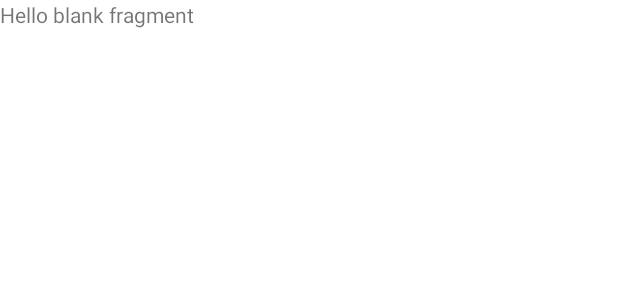
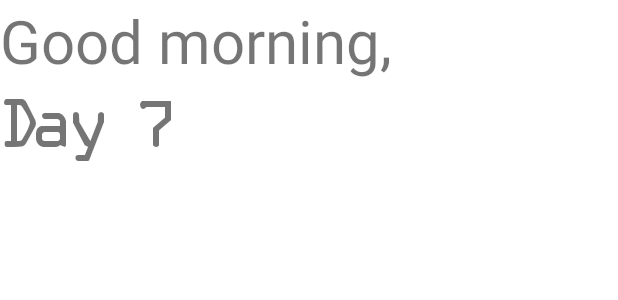
Before and after one commit to ShashankMangal/Virya, an Android app: the layout fragment_home.xml on its own in the app's theme, with its tools: preview values and no code run, on a phone screen of 412 x 824 dp. Shown: the top 300 px of the screen. Run offline under Robolectric (Android 15) with nearby library versions, the phone set to English and light mode, and no system bars.

Commit message:
greetings and day in home fragment

```diff
--- a/app/src/main/java/com/scammer101/Virya/Screens/MainScreen.kt
+++ b/app/src/main/java/com/scammer101/Virya/Screens/MainScreen.kt
@@ -20,10 +20,8 @@ class MainScreen : AppCompatActivity() {
         super.onCreate(savedInstanceState)
         binding = ActivityMainScreenBinding.inflate(layoutInflater)
         setContentView(binding.root)
-
         init()
         setListeners()
-
     }
 
 
@@ -31,7 +29,7 @@ class MainScreen : AppCompatActivity() {
 
         setStatusBarColor(Color.parseColor("#EAFDDD"))
         binding.bottomNavigation.setItemSelected(R.id.home)
-        //firstReplacementFragment()
+        firstReplacementFragment(HomeFragment())
         binding.bottomNavigation.showBadge(R.id.home)
         binding.bottomNavigation.showBadge(R.id.goals, 10)
     }
--- a/app/src/main/res/layout/fragment_home.xml
+++ b/app/src/main/res/layout/fragment_home.xml
@@ -5,9 +5,26 @@
     android:layout_height="match_parent"
     tools:context=".Fragments.HomeFragment">
 
-    <TextView
+    <LinearLayout
         android:layout_width="match_parent"
-        android:layout_height="match_parent"
-        android:text="@string/hello_blank_fragment" />
+        android:layout_height="wrap_content"
+        android:orientation="vertical">
+        <TextView
+            android:id="@+id/greetings"
+            android:layout_width="match_parent"
+            android:layout_height="match_parent"
+            android:text="Good morning,"
+            android:textSize="40sp"/>
+
+        <TextView
+            android:id="@+id/day"
+            android:layout_width="match_parent"
+            android:layout_height="match_parent"
+            android:text="Day 7"
+            android:textSize="40sp"
+            android:fontFamily="@font/ocra_regular"/>
+
+    </LinearLayout>
+
 
 </FrameLayout>
```
Also changed, not shown: app/src/main/java/com/scammer101/Virya/Fragments/HomeFragment.kt (+27 -2 lines).
